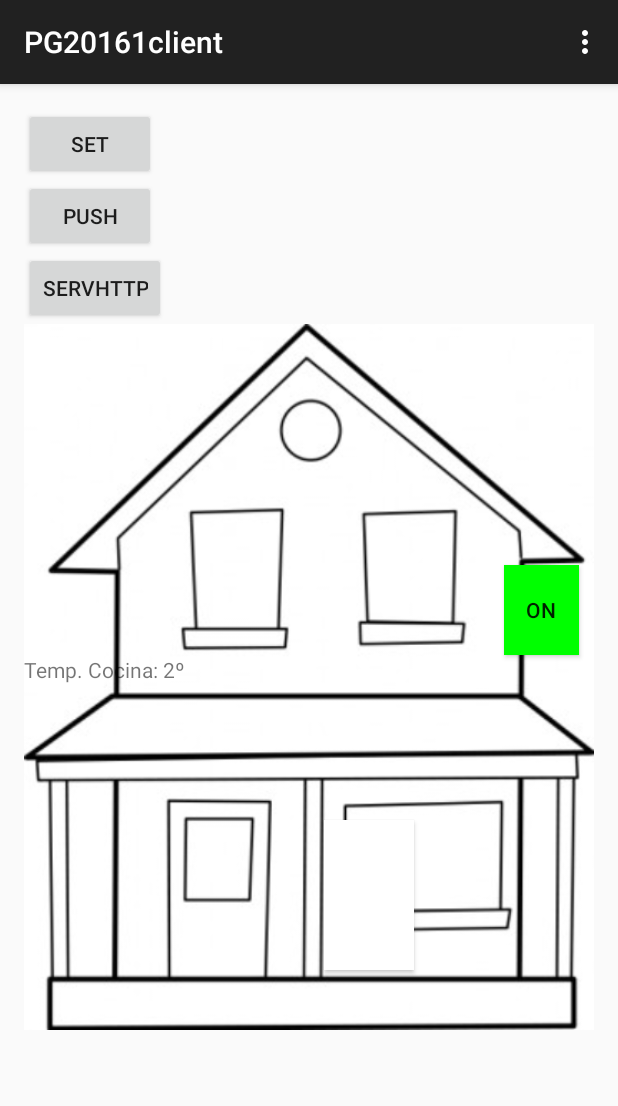
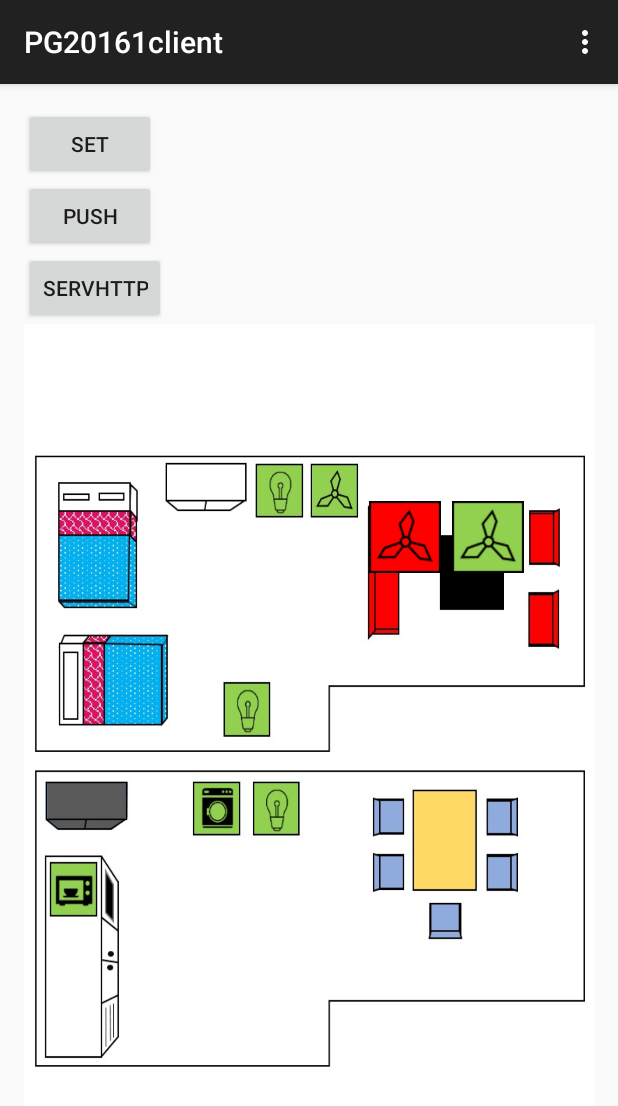
Before and after one commit to jfmolano/PG_client_201610, an Android app: the screen it shows after launch (MainActivity), after a tap on an icon or button, on a phone screen of 412 x 824 dp. Shown: the top 1106 px of the screen. Run offline under Robolectric (Android 15) with nearby library versions, the phone set to English and light mode, and no system bars.

Commit message:
Interfaz con plano real
.

```diff
--- a/app/src/main/java/com/uniandes/jfm/pg20161client/MainActivity.java
+++ b/app/src/main/java/com/uniandes/jfm/pg20161client/MainActivity.java
@@ -4,6 +4,8 @@ import android.content.BroadcastReceiver;
 import android.content.Context;
 import android.content.Intent;
 import android.content.IntentFilter;
+import android.content.res.Resources;
+import android.graphics.drawable.Drawable;
 import android.os.AsyncTask;
 import android.os.Handler;
 import android.support.v7.app.ActionBarActivity;
@@ -77,8 +79,8 @@ public class MainActivity extends ActionBarActivity {
             handler.post(new Runnable() {
                 @Override
                 public void run() {
-                    TextView lab=(TextView)findViewById(R.id.medida1);
-                    lab.setText("Temp. Cocina: "+intent.getStringExtra("valor")+"º");
+                    //TextView lab=(TextView)findViewById(R.id.medida1);
+                    //lab.setText("Temp. Cocina: "+intent.getStringExtra("valor")+"º");
                     //Toast.makeText(context, "Toast from broadcast receiver"+intent.getStringExtra("valor"), Toast.LENGTH_SHORT).show();
                 }
             });
@@ -133,22 +135,30 @@ public class MainActivity extends ActionBarActivity {
         if(opcion2==1)//ON
         {
             Button mButton=(Button)findViewById(R.id.button_o2);
-            mButton.setText("ON");
-            mButton.setBackgroundColor(0xFF00FF00);
+            //mButton.setText("ON");
+            Resources res = getResources();
+            Drawable drawable = res.getDrawable(R.drawable.ventiladorv);
+            mButton.setBackground(drawable);
             System.out.println("Opcion 2 ON");
         }
         else if(opcion2==2)//OFF
         {
             Button mButton=(Button)findViewById(R.id.button_o2);
-            mButton.setText("OFF");
-            mButton.setBackgroundColor(0xFFFF0000);
+            //mButton.setText("OFF");
+            //mButton.setBackgroundColor(0xFFFF0000);
+            Resources res = getResources();
+            Drawable drawable = res.getDrawable(R.drawable.ventiladorr);
+            mButton.setBackground(drawable);
             System.out.println("Opcion 2 OFF");
         }
         else//AUTO
         {
             Button mButton=(Button)findViewById(R.id.button_o2);
-            mButton.setText("AUTO");
-            mButton.setBackgroundColor(0xFF00BFFF);
+            //mButton.setText("AUTO");
+            //mButton.setBackgroundColor(0xFF00BFFF);
+            Resources res = getResources();
+            Drawable drawable = res.getDrawable(R.drawable.ventiladora);
+            mButton.setBackground(drawable);
             System.out.println("Opcion 2 AUTO");
         }
     }
--- a/app/src/main/res/layout/activity_main.xml
+++ b/app/src/main/res/layout/activity_main.xml
@@ -25,36 +25,25 @@
         android:layout_width="wrap_content"
         android:text="ServHTTP"
         android:onClick="servHTTP" />
-    <LinearLayout android:layout_width="fill_parent"
+    <RelativeLayout android:layout_width="fill_parent"
         android:orientation="vertical"
-        android:layout_height="fill_parent">
-    <ImageView
-        android:layout_width="fill_parent"
-        android:layout_height="wrap_content"
-        android:adjustViewBounds="true"
-        android:contentDescription="imagen"
-        android:src="@drawable/casa" />
-        <Button
-        android:id="@+id/button_o1"
-        android:layout_height="100dp"
-        android:layout_width="60dp"
-        android:layout_marginTop="-140dp"
-        android:layout_marginLeft="200dp"
-        android:background="#FFFFFF"
-        android:onClick="op1" />
+        android:layout_height="fill_parent"
+        android:background="@drawable/interfazcasa">
         <Button
             android:id="@+id/button_o2"
-            android:layout_height="60dp"
-            android:layout_width="50dp"
-            android:layout_marginTop="-270dp"
-            android:layout_marginLeft="320dp"
-            android:background="#FFFFFF"
+            android:layout_height="48dp"
+            android:layout_width="48dp"
+            android:layout_marginTop="118dp"
+            android:layout_marginLeft="285dp"
+            android:background="@drawable/ventiladora"
             android:onClick="op2" />
-        <TextView
-            android:id="@+id/medida1"
-            android:layout_width="wrap_content"
-            android:layout_height="wrap_content"
-            android:text="Temp. Cocina: 2º"
-            />
-    </LinearLayout>
+        <Button
+            android:id="@+id/button_o1"
+            android:layout_height="48dp"
+            android:layout_width="48dp"
+            android:layout_marginTop="118dp"
+            android:layout_marginLeft="230dp"
+            android:background="@drawable/ventiladorr"
+            android:onClick="op1" />
+    </RelativeLayout>
 </LinearLayout>
```
Also changed, not shown: app/src/main/res/drawable/interfazcasa.jpg (added), app/src/main/res/drawable/ventiladora.png (added), app/src/main/res/drawable/ventiladorr.png (added), app/src/main/res/drawable/ventiladorv.png (added), 2 other files.
